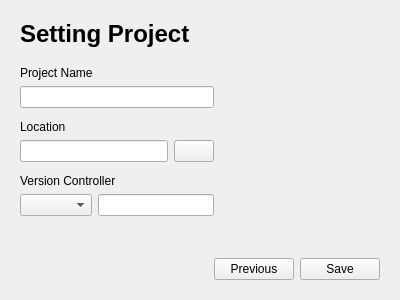
Before: the Qt Designer form App/project/new_project_one_widget.ui in fengzhu2007/anycode, drawn with Qt 5.
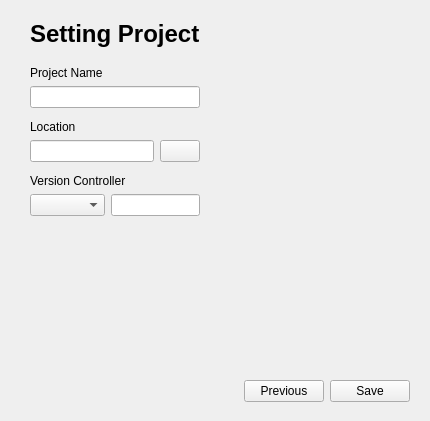
After: the same form once the commit is applied. Icons and pictures are not drawn.

```diff
--- a/App/project/new_project_one_widget.ui
+++ b/App/project/new_project_one_widget.ui
@@ -6,28 +6,33 @@
    <rect>
     <x>0</x>
     <y>0</y>
-    <width>400</width>
-    <height>300</height>
+    <width>410</width>
+    <height>421</height>
    </rect>
   </property>
   <property name="windowTitle">
    <string>Form</string>
   </property>
+  <layout class="QVBoxLayout" name="verticalLayout_2">
+   <property name="leftMargin">
+    <number>0</number>
+   </property>
+   <property name="topMargin">
+    <number>20</number>
+   </property>
+   <property name="rightMargin">
+    <number>0</number>
+   </property>
+   <property name="bottomMargin">
+    <number>0</number>
+   </property>
+   <item>
   <layout class="QHBoxLayout" name="horizontalLayout">
-   <property name="spacing">
-    <number>0</number>
-   </property>
    <property name="leftMargin">
-    <number>20</number>
-   </property>
-   <property name="topMargin">
-    <number>20</number>
+      <number>30</number>
    </property>
    <property name="rightMargin">
-    <number>20</number>
-   </property>
-   <property name="bottomMargin">
-    <number>20</number>
+      <number>30</number>
    </property>
    <item>
     <layout class="QVBoxLayout" name="verticalLayout">
@@ -141,6 +146,12 @@
       <layout class="QHBoxLayout" name="horizontalLayout_3">
        <item>
         <widget class="QComboBox" name="cvs">
+           <property name="minimumSize">
+            <size>
+             <width>75</width>
+             <height>0</height>
+            </size>
+           </property>
          <property name="frame">
           <bool>true</bool>
          </property>
@@ -167,25 +178,57 @@
     </layout>
    </item>
    <item>
-    <layout class="QVBoxLayout" name="verticalLayout_2">
-     <item>
-      <spacer name="verticalSpacer">
+      <spacer name="horizontalSpacer_2">
        <property name="orientation">
-        <enum>Qt::Vertical</enum>
+        <enum>Qt::Horizontal</enum>
+       </property>
+       <property name="sizeType">
+        <enum>QSizePolicy::Fixed</enum>
        </property>
        <property name="sizeHint" stdset="0">
         <size>
-         <width>20</width>
-         <height>40</height>
+         <width>200</width>
+         <height>20</height>
         </size>
        </property>
       </spacer>
      </item>
+    </layout>
+   </item>
      <item>
+    <widget class="QWidget" name="footer" native="true">
+     <property name="minimumSize">
+      <size>
+       <width>0</width>
+       <height>60</height>
+      </size>
+     </property>
       <layout class="QHBoxLayout" name="horizontalLayout_4">
-       <property name="spacing">
-        <number>6</number>
-       </property>
+      <property name="leftMargin">
+       <number>0</number>
+      </property>
+      <property name="topMargin">
+       <number>0</number>
+      </property>
+      <property name="rightMargin">
+       <number>20</number>
+      </property>
+      <property name="bottomMargin">
+       <number>0</number>
+      </property>
+      <item>
+       <spacer name="horizontalSpacer">
+        <property name="orientation">
+         <enum>Qt::Horizontal</enum>
+        </property>
+        <property name="sizeHint" stdset="0">
+         <size>
+          <width>215</width>
+          <height>20</height>
+         </size>
+        </property>
+       </spacer>
+      </item>
        <item>
         <widget class="QPushButton" name="previous">
          <property name="text">
@@ -201,8 +244,7 @@
         </widget>
        </item>
       </layout>
-     </item>
-    </layout>
+    </widget>
    </item>
   </layout>
  </widget>
```
Lines whose indentation alone changed are shown as unchanged.
